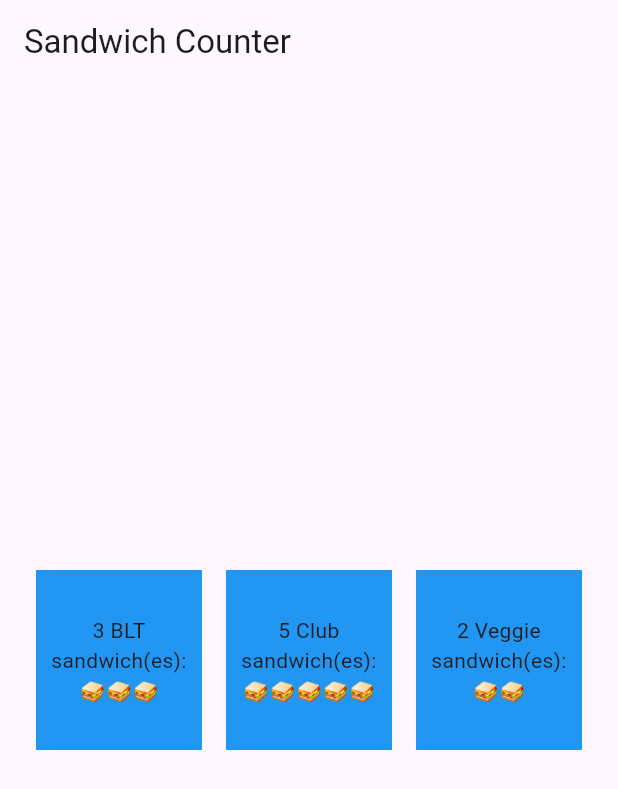
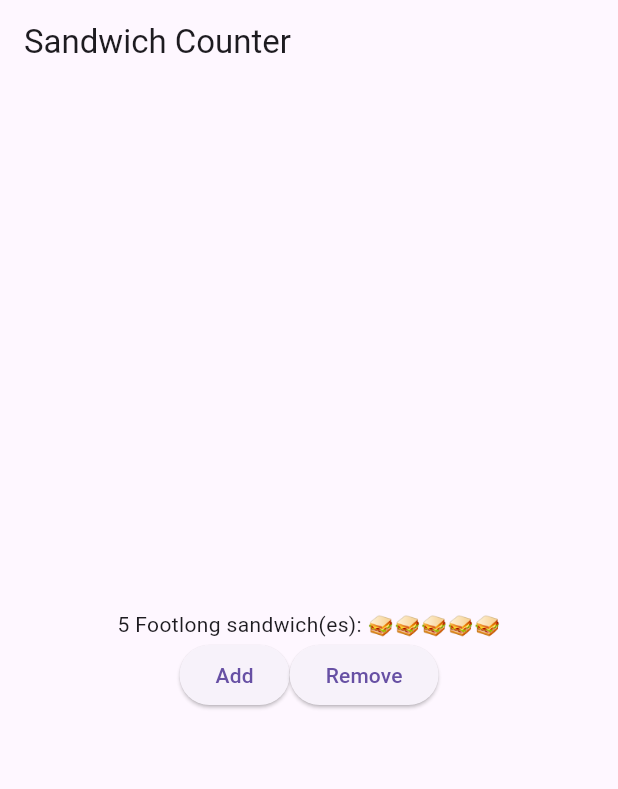
Before and after one commit to up2212102/sandwich_shop, a Flutter app: the screen it shows after launch, on a phone screen of 412 x 824 dp. Shown: the top 789 px of the screen. Run offline on Flutter 3.47's test engine with Material 3 defaults, Android fonts, the phone set to English and light mode, and no system bars.

Commit message:
Added interactive buttons 1

```diff
--- a/lib/main.dart
+++ b/lib/main.dart
@@ -4,73 +4,41 @@
   runApp(const App());
 }
 
-class App extends StatelessWidget { // Defines a widget named App that does not hold state
-  const App({super.key}); // Constructor for App, allowing an optional key for widget identification
+class App extends StatelessWidget {
+  // Defines a widget named App that does not hold state
+  const App(
+      {super.key}); // Constructor for App, allowing an optional key for widget identification
 
   @override // Indicates following method overrides a superclass
-  Widget build(BuildContext context) { // The build method describes how to display a widget
+  Widget build(BuildContext context) {
+    // The build method describes how to display a widget
     return MaterialApp(
       title: 'Sandwich Shop App', // Sets app title
       home: Scaffold(
-        appBar: AppBar(
-          title: const Text('Sandwich Counter'), // Displays title in top
-        ),
-        body: const Center(
-          child: Padding(
-            padding: EdgeInsets.all(16.0),
-            child: Row( // A Row to display multiple OrderItemDisplays horizontally
-              children: [
-                // Box 1
-                Expanded(
-                  child: SizedBox(
-                    height: 120,
-                    child: Padding(
-                      padding: EdgeInsets.symmetric(horizontal: 8),
-                      child: ColoredBox(
-                        color: Colors.blue,
-                        child: Center(
-                          child: OrderItemDisplay(3, 'BLT'),
-                        ),
-                      ),
-                    ),
+        appBar: AppBar(title: const Text('Sandwich Counter')),
+        // The bit that you need to update starts from here
+        body: Center(
+          child: Column(
+            mainAxisAlignment: MainAxisAlignment.center,
+            children: [
+              const OrderItemDisplay(5, 'Footlong'),
+              Row(
+                mainAxisAlignment: MainAxisAlignment.center,
+                children: [
+                  ElevatedButton(
+                    onPressed: () => print('Add button pressed!'),
+                    child: const Text('Add'),
                   ),
-                ),
-
-                // Box 2
-                Expanded(
-                  child: SizedBox(
-                    height: 120,
-                    child: Padding(
-                      padding: EdgeInsets.symmetric(horizontal: 8),
-                      child: ColoredBox(
-                        color: Colors.blue,
-                        child: Center(
-                          child: OrderItemDisplay(5, 'Club'),
-                        ),
-                      ),
-                    ),
+                  ElevatedButton(
+                    onPressed: () => print('Remove button pressed!'),
+                    child: const Text('Remove'),
                   ),
-                ),
-
-                // Box 3
-                Expanded(
-                  child: SizedBox(
-                    height: 120,
-                    child: Padding(
-                      padding: EdgeInsets.symmetric(horizontal: 8),
-                      child: ColoredBox(
-                        color: Colors.blue,
-                        child: Center(
-                          child: OrderItemDisplay(2, 'Veggie'),
-                        ),
-                      ),
-                    ),
-                  ),
-                ),
-              ],
-            ),
+                ],
+              ),
+            ],
           ),
         ),
+        // The bit that you need to update ends here
       ),
     );
   }
@@ -90,8 +58,6 @@
     );
   }
 }
-
-
 
 // class MyApp extends StatelessWidget {
 //   const MyApp({super.key});
```
